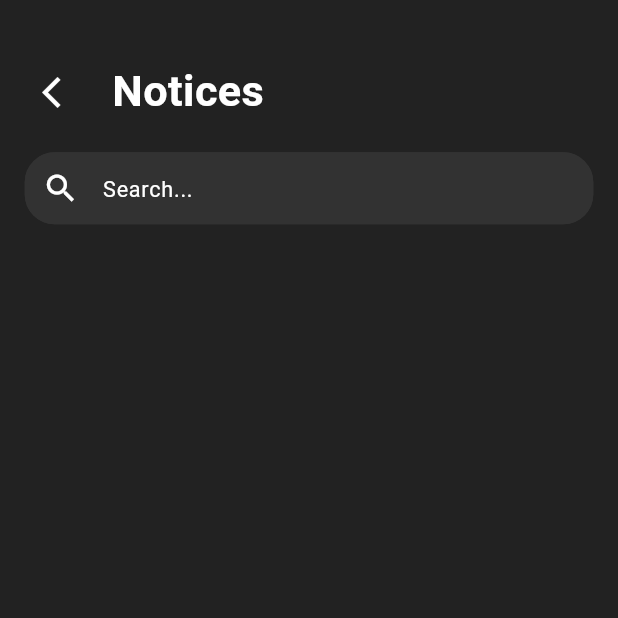
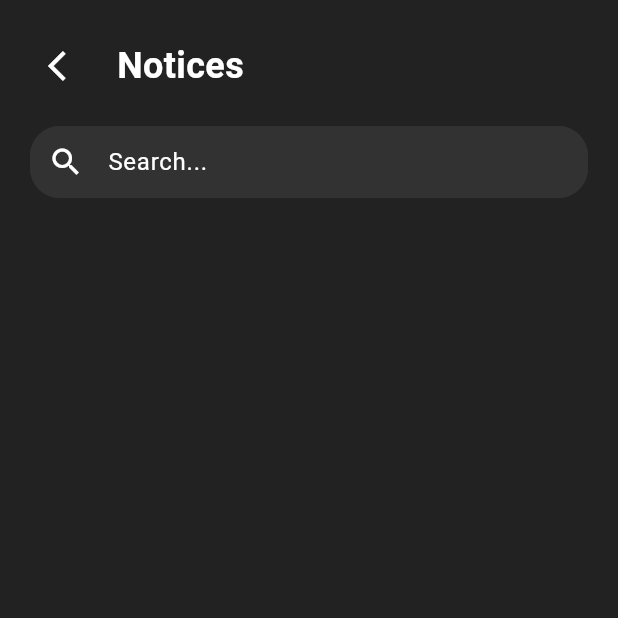
Before and after one commit to SajalSatsangi/Seekho_Buddy-Web, a Flutter app: the MyWidget screen opened directly, on a phone screen of 412 x 824 dp, the top half of it. Run offline on Flutter 3.47's test engine with Material 3 defaults, Android fonts, the phone set to English and light mode, and no system bars; our stand-ins replace animated_splash_screen, cloud_firestore, file_picker, firebase_auth, firebase_core, firebase_storage and 11 more; missing offline and left inert: flutter_cached_pdfview, markdown, onesignal_flutter, pwa_install; accounts and stored records are empty.

Commit message:
Notices Page

```diff
--- a/lib/AdminScreens/Noticepage/Notices-Admin.dart
+++ b/lib/AdminScreens/Noticepage/Notices-Admin.dart
@@ -62,7 +62,6 @@ class _MyWidgetState extends State<MyWidget> {
 
     OneSignal.shared
         .setNotificationOpenedHandler((OSNotificationOpenedResult result) {
-      // This will be called whenever a notification is opened
       Navigator.push(
         context,
         MaterialPageRoute(builder: (context) => NoticesAdmin()),
@@ -75,13 +74,11 @@ class _MyWidgetState extends State<MyWidget> {
 
     OneSignal.shared.setNotificationWillShowInForegroundHandler(
         (OSNotificationReceivedEvent event) {
-      // Display notification in the foreground
       print(
           'Notification received with data: ${event.notification.additionalData}');
       event.complete(event.notification);
     });
 
-    // Fetch the Player ID
     var deviceState = await OneSignal.shared.getDeviceState();
     if (deviceState != null) {
       setState(() {
@@ -109,8 +106,8 @@ class _MyWidgetState extends State<MyWidget> {
         if (querySnapshot.docs.isNotEmpty) {
           setState(() {
             userData = querySnapshot.docs.first;
-          print('User role: ${userData!['role']}'); // Print the user's role
-          saveUserDataLocally(); // Save data locally when fetched
+            print('User role: ${userData!['role']}');
+            saveUserDataLocally();
             prefs.setString('lastFetchTime', now.toIso8601String());
           });
         }
@@ -122,10 +119,8 @@ class _MyWidgetState extends State<MyWidget> {
     collectionRef.snapshots().listen((snapshot) {
       snapshot.docChanges.forEach((change) {
         if (change.type == DocumentChangeType.added) {
-          // A new document was added
           Map<String, dynamic> data = change.doc.data() as Map<String, dynamic>;
           if (shouldRenderNotice(data)) {
-            // If the notice is relevant to the user, display a notification
             _showNotification(data['title'], data['description']);
           }
         }
@@ -139,7 +134,6 @@ class _MyWidgetState extends State<MyWidget> {
       return;
     }
 
-    // Use OneSignal to show notification
     OneSignal.shared.postNotification(OSCreateNotification(
       playerIds: [_playerId!],
       content: description,
@@ -166,24 +160,21 @@ class _MyWidgetState extends State<MyWidget> {
 
   @override
   Widget build(BuildContext context) {
-    double screenWidth = MediaQuery.of(context).size.width;
-    double screenHeight = MediaQuery.of(context).size.height;
-    double paddingSize = screenWidth * 0.04;
-    double iconSize = screenWidth * 0.06;
-    double fontSizeTitle = screenWidth * 0.04;
-    double fontSizeDescription = screenWidth * 0.035;
-    double fontSizeDate = screenWidth * 0.03;
+    return Scaffold(
+      body: LayoutBuilder(
+        builder: (context, constraints) {
+          final isDesktop = constraints.maxWidth > 600;
+          final contentWidth = isDesktop ? 600.0 : constraints.maxWidth;
 
-    return Scaffold(
-      body: Padding(
-        padding: EdgeInsets.only(top: screenHeight * 0.035),
+          return Center(
+            child: ConstrainedBox(
+              constraints: BoxConstraints(maxWidth: 800),
+              child: Padding(
+                padding: EdgeInsets.only(top: isDesktop ? 40 : 20),
                 child: Column(
                   children: [
                     Padding(
-              padding: EdgeInsets.only(
-                  left: paddingSize,
-                  right: paddingSize,
-                  top: screenHeight * 0.01),
+                      padding: EdgeInsets.symmetric(horizontal: 20),
                       child: Row(
                         mainAxisAlignment: MainAxisAlignment.spaceBetween,
                         children: <Widget>[
@@ -191,7 +182,8 @@ class _MyWidgetState extends State<MyWidget> {
                             children: [
                               IconButton(
                                 icon: Icon(Icons.arrow_back_ios,
-                            color: Colors.white, size: iconSize),
+                                    color: Colors.white,
+                                    size: isDesktop ? 28 : 24),
                                 onPressed: () {
                                   Navigator.push(
                                     context,
@@ -199,11 +191,11 @@ class _MyWidgetState extends State<MyWidget> {
                                   );
                                 },
                               ),
-                      SizedBox(width: screenWidth * 0.025),
+                              SizedBox(width: 10),
                               Text(
                                 "Notices",
                                 style: TextStyle(
-                          fontSize: screenWidth * 0.07,
+                                  fontSize: isDesktop ? 32 : 24,
                                   fontWeight: FontWeight.bold,
                                   color: Colors.white,
                                 ),
@@ -215,20 +207,21 @@ class _MyWidgetState extends State<MyWidget> {
                     ),
                     Padding(
                       padding: EdgeInsets.symmetric(
-                  horizontal: paddingSize, vertical: screenHeight * 0.02),
+                          horizontal: 20, vertical: isDesktop ? 20 : 16),
                       child: TextField(
                         decoration: InputDecoration(
                           hintText: "Search...",
                           hintStyle: TextStyle(
-                      color: Colors.white, fontSize: fontSizeDescription),
+                              color: Colors.white,
+                              fontSize: isDesktop ? 18 : 16),
                           prefixIcon: Icon(
                             Icons.search,
                             color: Colors.white,
-                    size: iconSize,
+                            size: isDesktop ? 28 : 24,
                           ),
                           filled: true,
                           fillColor: Color(0xFF323232),
-                  contentPadding: EdgeInsets.all(screenWidth * 0.02),
+                          contentPadding: EdgeInsets.all(12),
                           enabledBorder: OutlineInputBorder(
                             borderRadius: BorderRadius.circular(20),
                             borderSide: BorderSide(color: Color(0xFF323232)),
@@ -253,13 +246,11 @@ class _MyWidgetState extends State<MyWidget> {
                             return Text("Loading user data...");
                           }
 
-                  return new ListView(
-                    children:
-                        snapshot.data!.docs.map((DocumentSnapshot document) {
-                      Map<String, dynamic> data =
-                          document.data() as Map<String, dynamic>;
+                          return ListView(
+                            children: snapshot.data!.docs.map((DocumentSnapshot document) {
+                              Map<String, dynamic> data = document.data() as Map<String, dynamic>;
                               if (shouldRenderNotice(data)) {
-                        return new GestureDetector(
+                                return GestureDetector(
                                   onTap: () {
                                     setState(() {
                                       clickedNotices.add(document.id);
@@ -270,12 +261,12 @@ class _MyWidgetState extends State<MyWidget> {
                                   },
                                   child: Padding(
                                     padding: EdgeInsets.symmetric(
-                                horizontal: paddingSize,
-                                vertical: screenHeight * 0.01),
+                                        horizontal: 20,
+                                        vertical: isDesktop ? 12 : 8),
                                     child: Stack(
                                       children: [
                                         Container(
-                                  width: double.infinity,
+                                          width: contentWidth,
                                           decoration: BoxDecoration(
                                             color: Color(0xFF323232).withOpacity(
                                                 clickedNotices.contains(document.id)
@@ -283,58 +274,53 @@ class _MyWidgetState extends State<MyWidget> {
                                                     : 1.0),
                                             borderRadius: BorderRadius.circular(20),
                                           ),
-                                  padding: EdgeInsets.all(screenWidth * 0.04),
+                                          padding: EdgeInsets.all(16),
                                           child: Column(
-                                    crossAxisAlignment:
-                                        CrossAxisAlignment.start,
+                                            crossAxisAlignment: CrossAxisAlignment.start,
                                             children: [
                                               Text(
                                                 data['title'],
                                                 style: TextStyle(
-                                          fontSize: fontSizeTitle,
+                                                  fontSize: isDesktop ? 20 : 18,
                                                   fontWeight: FontWeight.bold,
                                                   color: Colors.white.withOpacity(
-                                              clickedNotices
-                                                      .contains(document.id)
+                                                      clickedNotices.contains(document.id)
                                                           ? 0.6
                                                           : 1.0),
                                                 ),
                                               ),
-                                      SizedBox(height: screenHeight * 0.01),
+                                              SizedBox(height: 8),
                                               Text(
                                                 data['description'],
                                                 style: TextStyle(
                                                   color: Colors.white.withOpacity(
-                                              clickedNotices
-                                                      .contains(document.id)
+                                                      clickedNotices.contains(document.id)
                                                           ? 0.6
                                                           : 1.0),
-                                          fontSize: fontSizeDescription,
+                                                  fontSize: isDesktop ? 16 : 14,
                                                 ),
                                               ),
-                                      SizedBox(height: screenHeight * 0.01),
+                                              SizedBox(height: 8),
                                               Text(
                                                 "Posted on: ${data['date']}",
                                                 style: TextStyle(
                                                   color: Colors.grey.withOpacity(
-                                              clickedNotices
-                                                      .contains(document.id)
+                                                      clickedNotices.contains(document.id)
                                                           ? 0.6
                                                           : 1.0),
-                                          fontSize: fontSizeDate,
+                                                  fontSize: isDesktop ? 14 : 12,
                                                 ),
                                               ),
                                             ],
                                           ),
                                         ),
-                                if (!clickedNotices.contains(
-                                    document.id)) // Only show if not clicked
+                                        if (!clickedNotices.contains(document.id))
                                           Positioned(
-                                    bottom: screenHeight * 0.02,
-                                    right: screenWidth * 0.04,
+                                            bottom: 16,
+                                            right: 16,
                                             child: Container(
-                                      width: screenWidth * 0.04,
-                                      height: screenWidth * 0.04,
+                                              width: isDesktop ? 16 : 12,
+                                              height: isDesktop ? 16 : 12,
                                               decoration: BoxDecoration(
                                                 color: Color.fromARGB(255, 230, 61, 27),
                                                 shape: BoxShape.circle,
@@ -356,17 +342,26 @@ class _MyWidgetState extends State<MyWidget> {
                   ],
                 ),
               ),
+            ),
+          );
+        },
+      ),
       backgroundColor: Color(0xDD000000),
-      floatingActionButton: (userData != null && (userData!['role'] == 'admin' || userData!['role'] == 'CR' || userData!['role'] == 'dataeditor')) ? Padding(
-  padding: EdgeInsets.only(bottom: screenHeight * 0.02),
+      floatingActionButton: (userData != null &&
+              (userData!['role'] == 'admin' ||
+                  userData!['role'] == 'CR' ||
+                  userData!['role'] == 'dataeditor'))
+          ? Padding(
+              padding: EdgeInsets.only(bottom: 20),
               child: FloatingActionButton(
                 onPressed: () {
                   showAddPopup(context);
                 },
                 backgroundColor: Color(0xFF323232),
-    child: Icon(Icons.add, size: iconSize),
+                child: Icon(Icons.add, size: 24),
               ),
-) : null,
+            )
+          : null,
       floatingActionButtonLocation: FloatingActionButtonLocation.endFloat,
     );
   }
```
Lines whose indentation alone changed are shown as unchanged.
